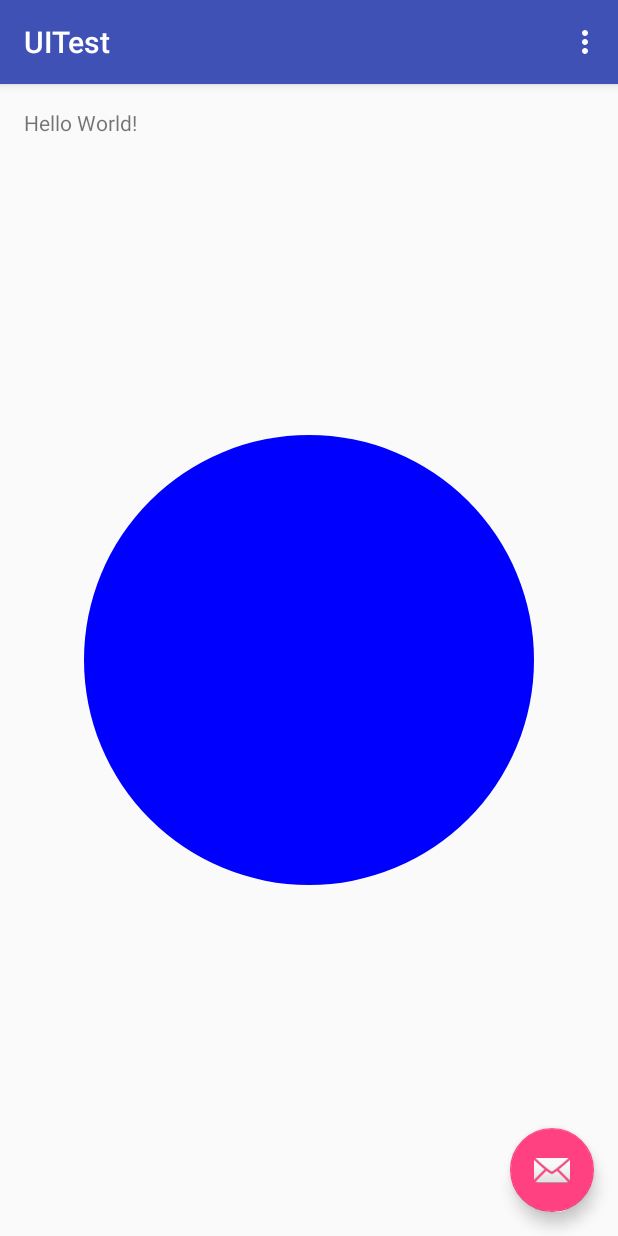
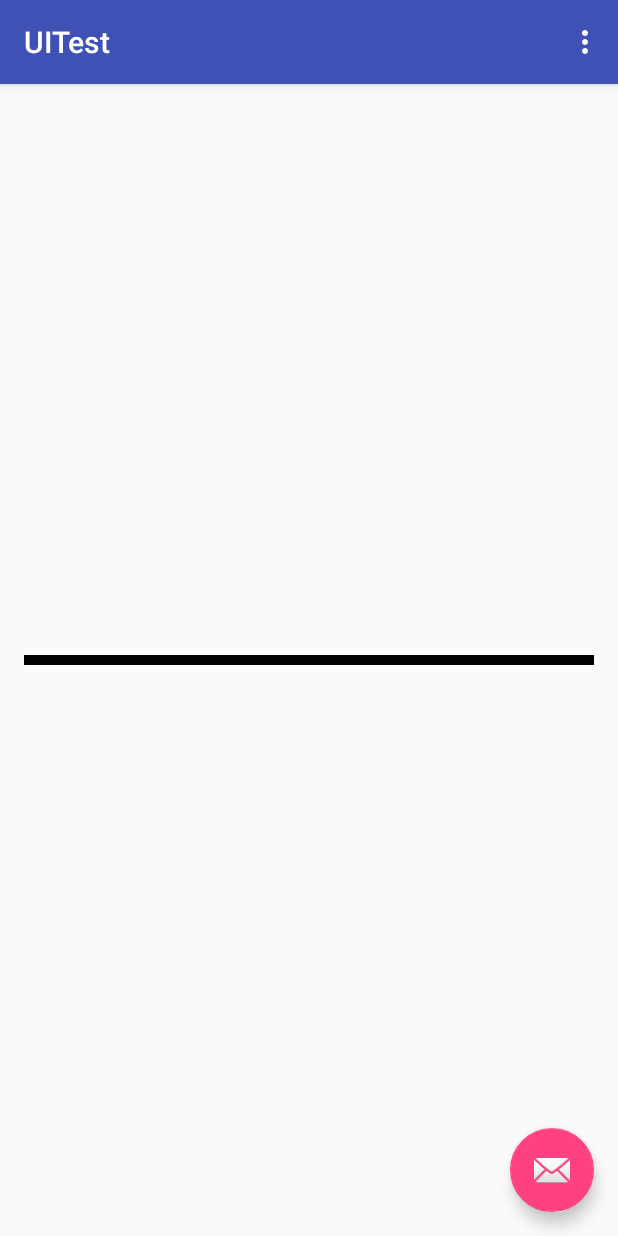
Before and after one commit to naman14/CodingBlocks_CustomViews, an Android app: the screen it shows after launch (MainActivity), on a phone screen of 412 x 824 dp. Run offline under Robolectric (Android 15) with nearby library versions, the phone set to English and light mode, and no system bars.

Commit message:
line runnable animation

```diff
--- a/app/src/main/java/test/uitest/MainActivity.java
+++ b/app/src/main/java/test/uitest/MainActivity.java
@@ -10,7 +10,7 @@ import android.view.View;
 
 public class MainActivity extends AppCompatActivity {
 
-    CustomView customView;
+    RunnableCustomView customView;
 
     @Override
     protected void onCreate(Bundle savedInstanceState) {
@@ -19,13 +19,13 @@ public class MainActivity extends AppCompatActivity {
         Toolbar toolbar = (Toolbar) findViewById(R.id.toolbar);
         setSupportActionBar(toolbar);
 
-        customView = (CustomView) findViewById(R.id.custom_view);
+        customView = (RunnableCustomView) findViewById(R.id.custom_view);
 
-       FloatingActionButton fab = (FloatingActionButton) findViewById(R.id.fab);
+        FloatingActionButton fab = (FloatingActionButton) findViewById(R.id.fab);
         fab.setOnClickListener(new View.OnClickListener() {
             @Override
             public void onClick(View view) {
-              customView.setRadius(400);
+//              customView.setRadius(400);
             }
         });
     }
--- /dev/null
+++ b/app/src/main/java/test/uitest/RunnableCustomView.java
@@ -0,0 +1,59 @@
+package test.uitest;
+
+import android.content.Context;
+import android.graphics.Canvas;
+import android.graphics.Color;
+import android.graphics.Paint;
+import android.util.AttributeSet;
+import android.view.View;
+
+/**
+ * Created by naman on 24/07/16.
+ */
+public class RunnableCustomView extends View {
+
+    float xPos = 0;
+    Paint paint;
+
+
+    private Runnable animateLine = new Runnable() {
+        @Override
+        public void run() {
+            boolean reachedEnd = false;
+            xPos = xPos + 10;
+
+            if (xPos <= getWidth()) {
+                invalidate();
+            } else reachedEnd = true;
+
+            if (!reachedEnd)
+                postDelayed(this, 15);
+
+        }
+    };
+
+
+    public RunnableCustomView(Context context) {
+        super(context);
+        init();
+    }
+
+    public RunnableCustomView(Context context, AttributeSet attrs) {
+        super(context, attrs);
+        init();
+    }
+
+    private void init() {
+        paint = new Paint();
+        paint.setColor(Color.BLACK);
+        paint.setStrokeWidth(10);
+        post(animateLine);
+    }
+
+    @Override
+    protected void onDraw(Canvas canvas) {
+        super.onDraw(canvas);
+
+        canvas.drawLine(0, getHeight() / 2, xPos, getHeight() / 2, paint);
+    }
+}
--- a/app/src/main/res/layout/content_main.xml
+++ b/app/src/main/res/layout/content_main.xml
@@ -12,14 +12,8 @@
     tools:context="test.uitest.MainActivity"
     tools:showIn="@layout/activity_main">
 
-    <TextView
-        android:layout_width="wrap_content"
-        android:layout_height="wrap_content"
-        android:text="Hello World!" />
-
-    <test.uitest.CustomView
+    <test.uitest.RunnableCustomView
         android:id="@+id/custom_view"
         android:layout_width="match_parent"
-        android:layout_height="match_parent"
-        app:circleRadius="150dp"/>
+        android:layout_height="match_parent" />
 </RelativeLayout>
```
Also changed, not shown: app/src/main/java/test/uitest/CustomView.java (+0 -1 lines).
